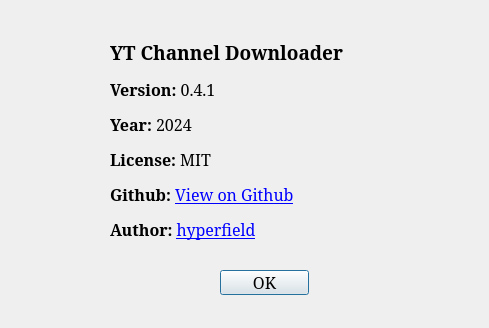
This is ui/about.ui in hyperfield/yt-channel-downloader as Qt 5 draws it before an edit. The edited form follows.
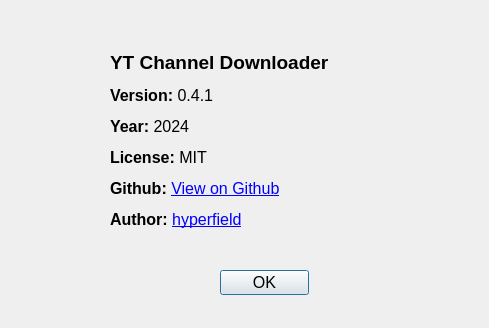
This is the edited form. Icons and pictures are not drawn.

The edit to the form file:
```diff
--- a/ui/about.ui
+++ b/ui/about.ui
@@ -12,7 +12,7 @@
   </property>
   <property name="font">
    <font>
-    <family>Serif</family>
+    <family>Arial</family>
     <pointsize>12</pointsize>
    </font>
   </property>
```
